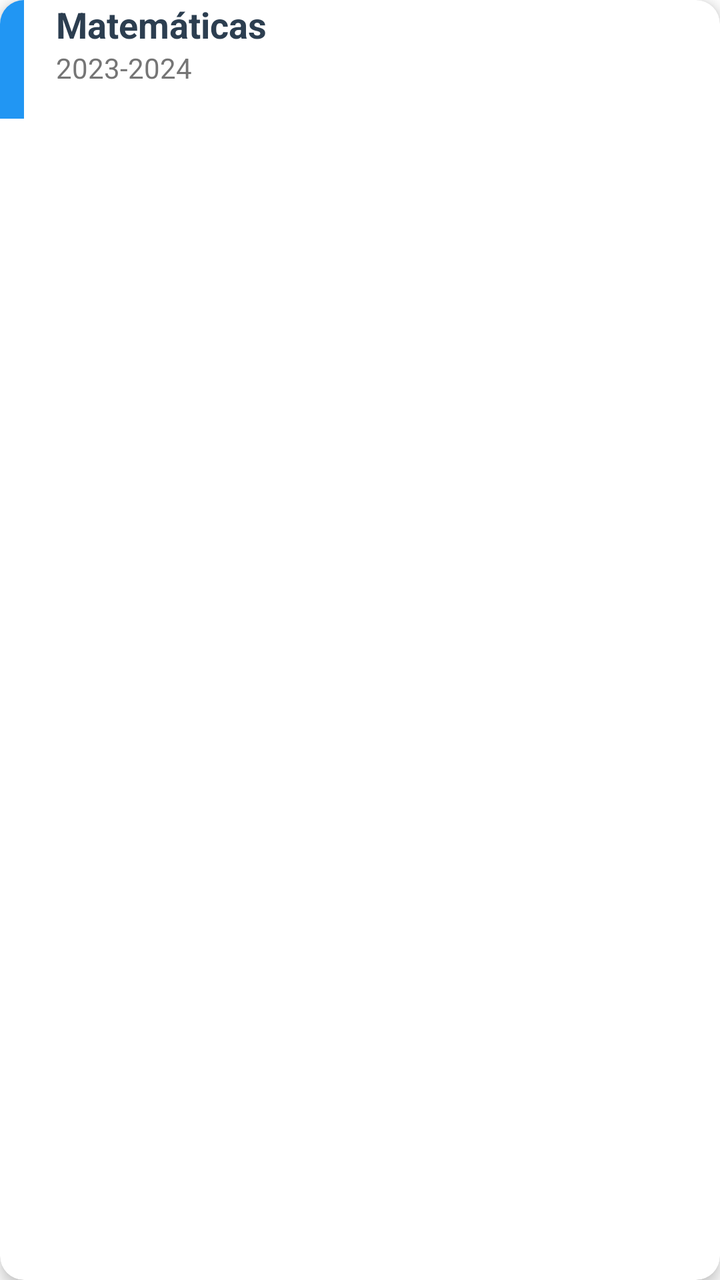
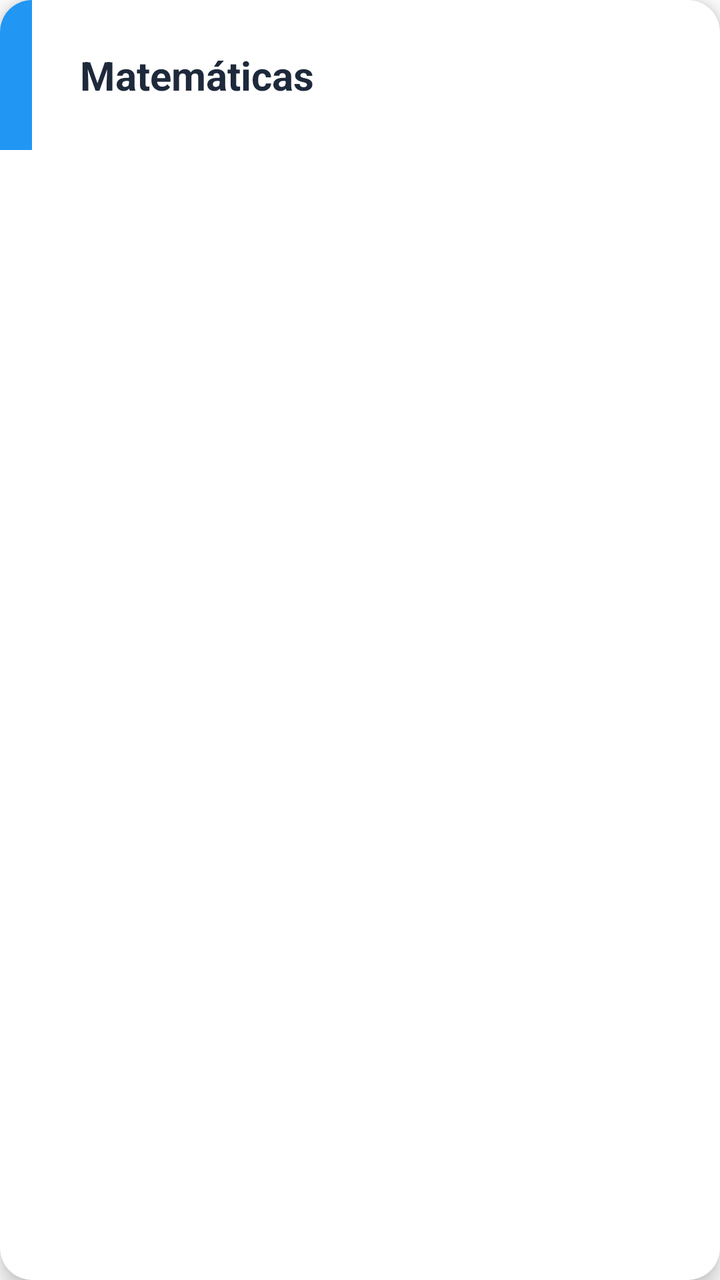

An Android layout rendered at two revisions. The XML below is the earlier revision; the diff shows what the commit changed to produce the second picture.
<!-- AndroidManifest.xml: application theme Theme.StudyFlow -->
<!-- res/layout/item_subject.xml -->
<?xml version="1.0" encoding="utf-8"?>
<androidx.cardview.widget.CardView
    xmlns:android="http://schemas.android.com/apk/res/android"
    xmlns:app="http://schemas.android.com/apk/res-auto"
    android:layout_width="match_parent"
    android:layout_height="wrap_content"
    android:layout_margin="8dp"
    app:cardCornerRadius="12dp"
    app:cardElevation="4dp">

    <androidx.constraintlayout.widget.ConstraintLayout
        android:layout_width="match_parent"
        android:layout_height="wrap_content">

        <View
            android:id="@+id/viewColorIndicator"
            android:layout_width="12dp"
            android:layout_height="0dp"
            android:background="#2196F3"
            app:layout_constraintTop_toTopOf="parent"
            app:layout_constraintBottom_toBottomOf="parent"
            app:layout_constraintStart_toStartOf="parent"/>

        <TextView
            android:id="@+id/tvSubjectName"
            android:layout_width="0dp"
            android:layout_height="wrap_content"
            android:text="Matemáticas"
            android:textSize="18sp"
            android:textStyle="bold"
            android:textColor="#2C3E50"
            android:layout_marginStart="16dp"
            android:layout_marginTop="16dp"
            app:layout_constraintStart_toEndOf="@id/viewColorIndicator"
            app:layout_constraintEnd_toEndOf="parent"/>

        <TextView
            android:id="@+id/tvAcademicYear"
            android:layout_width="wrap_content"
            android:layout_height="wrap_content"
            android:text="2023-2024"
            android:textColor="#757575"
            android:layout_marginStart="16dp"
            android:layout_marginBottom="16dp"
            app:layout_constraintTop_toBottomOf="@id/tvSubjectName"
            app:layout_constraintStart_toEndOf="@id/viewColorIndicator"
            app:layout_constraintBottom_toBottomOf="parent"/>

    </androidx.constraintlayout.widget.ConstraintLayout>
</androidx.cardview.widget.CardView>
<!-- resources referenced by this layout -->
<resources>
  <style name="Theme.StudyFlow" parent="Base.Theme.StudyFlow" />
  <style name="Base.Theme.StudyFlow" parent="Theme.MaterialComponents.DayNight.NoActionBar">
          <item name="colorPrimary">#2196F3</item>
          <item name="colorPrimaryVariant">#1976D2</item>
          <item name="colorOnPrimary">@android:color/white</item>
      </style>
</resources>

<!-- the commit's change to res/layout/item_subject.xml (unified diff, before → after) -->
@@ -4,9 +4,10 @@
     xmlns:app="http://schemas.android.com/apk/res-auto"
     android:layout_width="match_parent"
     android:layout_height="wrap_content"
-    android:layout_margin="8dp"
-    app:cardCornerRadius="12dp"
-    app:cardElevation="4dp">
+    android:layout_marginHorizontal="16dp"
+    android:layout_marginVertical="8dp"
+    app:cardCornerRadius="16dp"
+    app:cardElevation="6dp">
 
     <androidx.constraintlayout.widget.ConstraintLayout
         android:layout_width="match_parent"
@@ -14,7 +15,7 @@
 
         <View
             android:id="@+id/viewColorIndicator"
-            android:layout_width="12dp"
+            android:layout_width="16dp"
             android:layout_height="0dp"
             android:background="#2196F3"
             app:layout_constraintTop_toTopOf="parent"
@@ -26,25 +27,27 @@
             android:layout_width="0dp"
             android:layout_height="wrap_content"
             android:text="Matemáticas"
-            android:textSize="18sp"
+            android:textSize="20sp"
             android:textStyle="bold"
-            android:textColor="#2C3E50"
-            android:layout_marginStart="16dp"
-            android:layout_marginTop="16dp"
+            android:textColor="#1E293B"
+            android:layout_marginStart="24dp"
+            android:layout_marginTop="24dp"
+            android:layout_marginEnd="20dp"
+            android:layout_marginBottom="24dp"
             app:layout_constraintStart_toEndOf="@id/viewColorIndicator"
-            app:layout_constraintEnd_toEndOf="parent"/>
+            app:layout_constraintEnd_toEndOf="parent"
+            app:layout_constraintTop_toTopOf="parent"
+            app:layout_constraintBottom_toBottomOf="parent"/>
 
+        
         <TextView
             android:id="@+id/tvAcademicYear"
             android:layout_width="wrap_content"
             android:layout_height="wrap_content"
-            android:text="2023-2024"
-            android:textColor="#757575"
-            android:layout_marginStart="16dp"
-            android:layout_marginBottom="16dp"
-            app:layout_constraintTop_toBottomOf="@id/tvSubjectName"
-            app:layout_constraintStart_toEndOf="@id/viewColorIndicator"
-            app:layout_constraintBottom_toBottomOf="parent"/>
+            android:visibility="gone"
+            android:text=""
+            app:layout_constraintStart_toStartOf="parent"
+            app:layout_constraintTop_toTopOf="parent"/>
 
     </androidx.constraintlayout.widget.ConstraintLayout>
 </androidx.cardview.widget.CardView>
